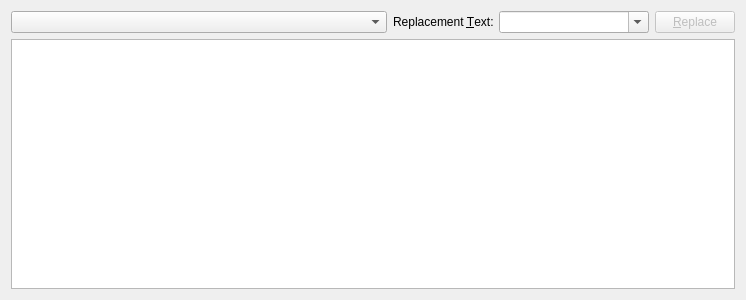
Qt form plugins/grepview/grepoutputview.ui (KDE/kdevelop) before a commit.
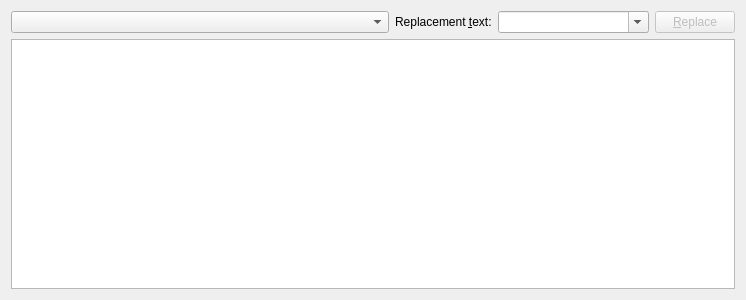
The same form after that commit. Custom widgets are drawn as their Qt base class.

What changed in the file:
```diff
--- a/plugins/grepview/grepoutputview.ui
+++ b/plugins/grepview/grepoutputview.ui
@@ -38,7 +38,7 @@
            </sizepolicy>
           </property>
           <property name="text">
-           <string>Replacement &amp;Text:</string>
+           <string>Replacement &amp;text:</string>
           </property>
           <property name="buddy">
            <cstring>replacementCombo</cstring>
```
